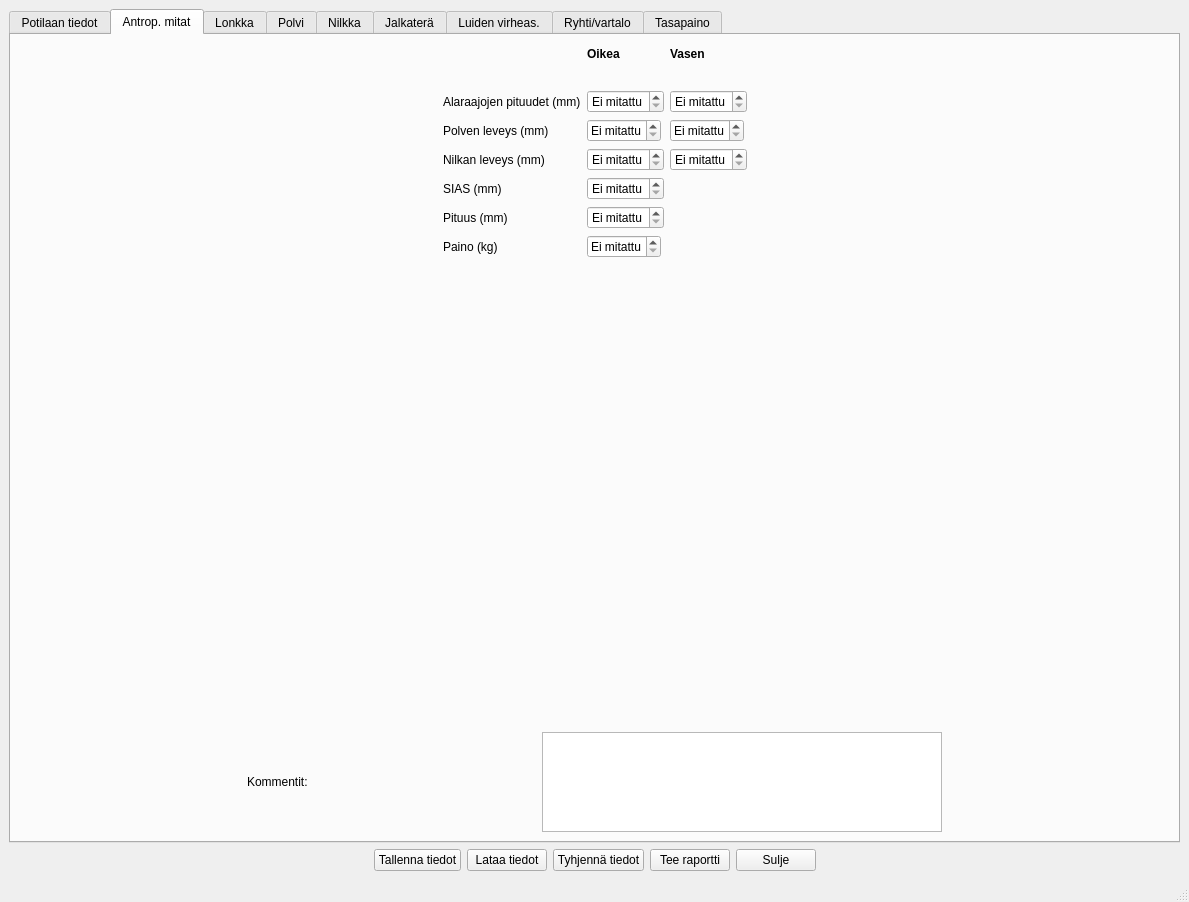
Qt form tabbed_design.ui (jjnurminen/liikelaaj) before a commit.
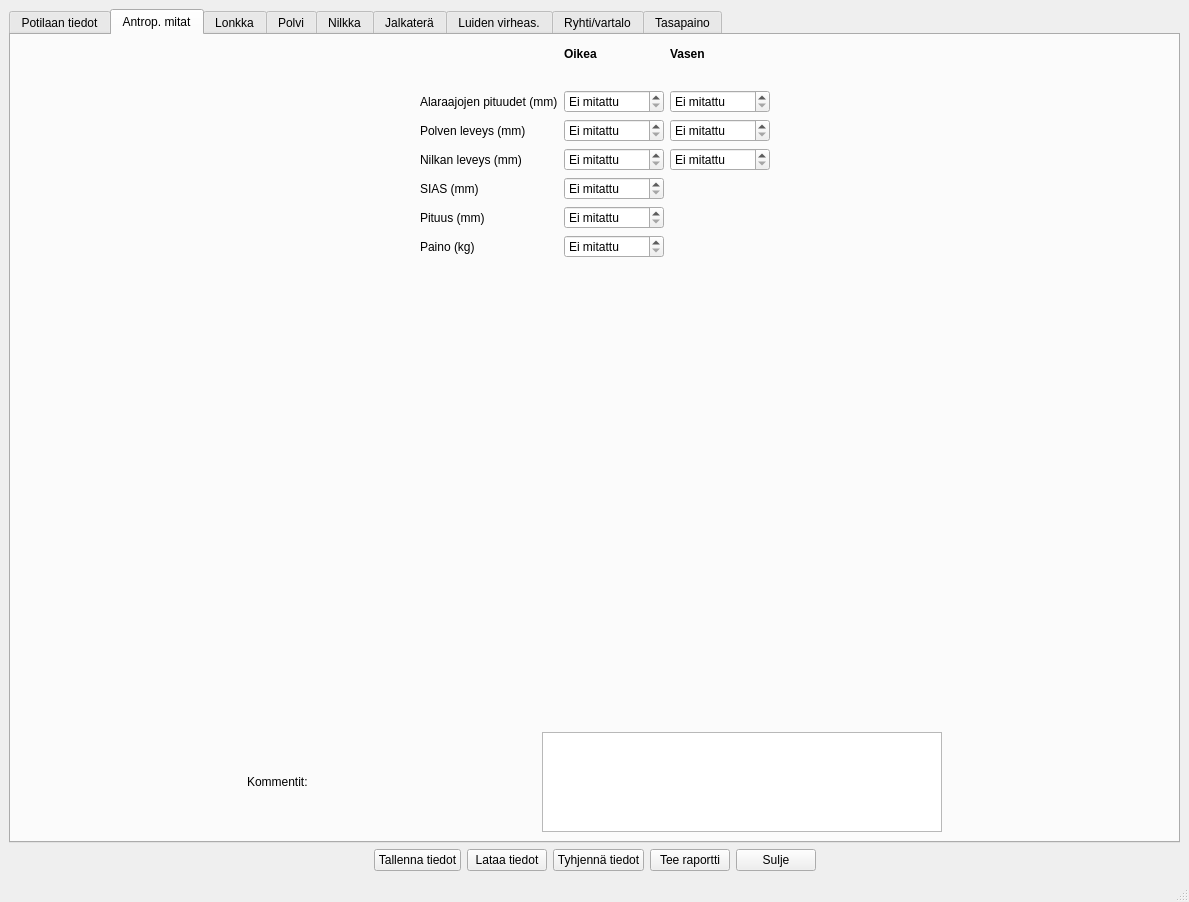
The same form after that commit. The open tabs and pages were chosen to show the change.

```diff
--- a/tabbed_design.ui
+++ b/tabbed_design.ui
@@ -320,6 +320,12 @@
               <verstretch>0</verstretch>
              </sizepolicy>
             </property>
+            <property name="minimumSize">
+             <size>
+              <width>100</width>
+              <height>0</height>
+             </size>
+            </property>
             <property name="specialValueText">
              <string>Ei mitattu</string>
             </property>
@@ -378,6 +384,12 @@
               <verstretch>0</verstretch>
              </sizepolicy>
             </property>
+            <property name="minimumSize">
+             <size>
+              <width>100</width>
+              <height>0</height>
+             </size>
+            </property>
             <property name="specialValueText">
              <string>Ei mitattu</string>
             </property>
@@ -403,6 +415,12 @@
               <verstretch>0</verstretch>
              </sizepolicy>
             </property>
+            <property name="minimumSize">
+             <size>
+              <width>100</width>
+              <height>0</height>
+             </size>
+            </property>
             <property name="specialValueText">
              <string>Ei mitattu</string>
             </property>
@@ -441,6 +459,12 @@
               <verstretch>0</verstretch>
              </sizepolicy>
             </property>
+            <property name="minimumSize">
+             <size>
+              <width>100</width>
+              <height>0</height>
+             </size>
+            </property>
             <property name="specialValueText">
              <string>Ei mitattu</string>
             </property>
@@ -472,6 +496,12 @@
               <verstretch>0</verstretch>
              </sizepolicy>
             </property>
+            <property name="minimumSize">
+             <size>
+              <width>100</width>
+              <height>0</height>
+             </size>
+            </property>
             <property name="specialValueText">
              <string>Ei mitattu</string>
             </property>
@@ -504,6 +534,12 @@
               <verstretch>0</verstretch>
              </sizepolicy>
             </property>
+            <property name="minimumSize">
+             <size>
+              <width>100</width>
+              <height>0</height>
+             </size>
+            </property>
             <property name="specialValueText">
              <string>Ei mitattu</string>
             </property>
@@ -529,6 +565,12 @@
               <verstretch>0</verstretch>
              </sizepolicy>
             </property>
+            <property name="minimumSize">
+             <size>
+              <width>100</width>
+              <height>0</height>
+             </size>
+            </property>
             <property name="specialValueText">
              <string>Ei mitattu</string>
             </property>
@@ -554,6 +596,12 @@
               <verstretch>0</verstretch>
              </sizepolicy>
             </property>
+            <property name="minimumSize">
+             <size>
+              <width>100</width>
+              <height>0</height>
+             </size>
+            </property>
             <property name="specialValueText">
              <string>Ei mitattu</string>
             </property>
@@ -620,6 +668,12 @@
               <verstretch>0</verstretch>
              </sizepolicy>
             </property>
+            <property name="minimumSize">
+             <size>
+              <width>100</width>
+              <height>0</height>
+             </size>
+            </property>
             <property name="specialValueText">
              <string>Ei mitattu</string>
             </property>
```
Left out of the diff: 36 changed lines with no effect on the pictures.
